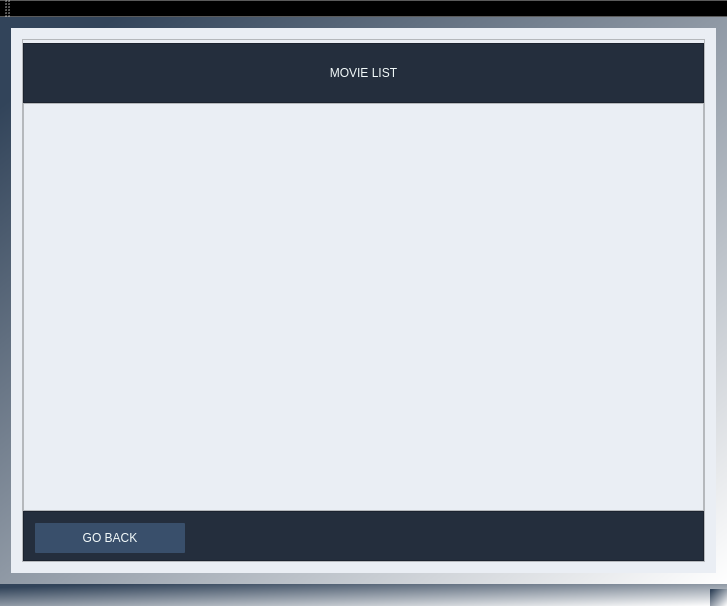
Old version of the form MovieTicketManagementSystem/MainWindow.ui in the repository ZuzannaZawartka/movie-ticket-management-system.
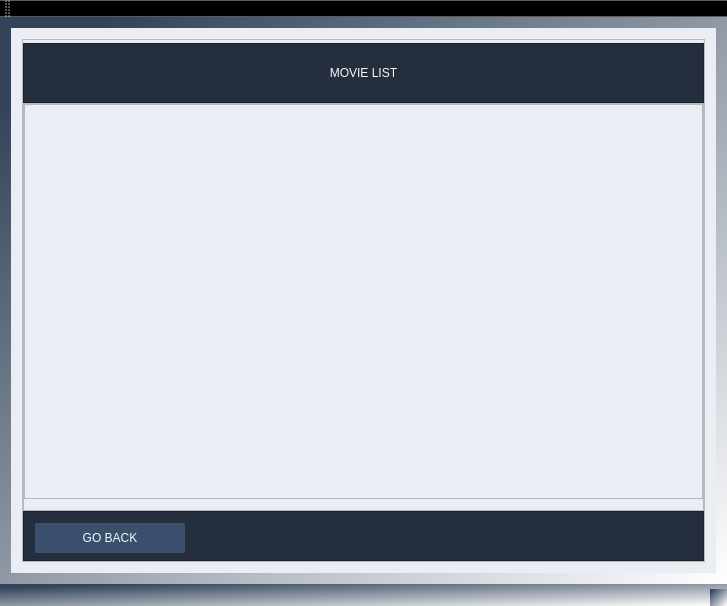
New version of the form. The open tabs and pages were chosen to show the change.

Commit message: feat: MovieViewLabel works

Patch:
```diff
--- a/MovieTicketManagementSystem/MainWindow.ui
+++ b/MovieTicketManagementSystem/MainWindow.ui
@@ -883,6 +883,9 @@
               <property name="rightMargin">
                <number>0</number>
               </property>
+              <item>
+               <widget class="QListView" name="MovieListView"/>
+              </item>
              </layout>
             </widget>
            </item>
```
Left out of the diff: 2 changed lines with no effect on the pictures. Lines whose indentation alone changed are shown as unchanged. The commit also changes 2 other files.
